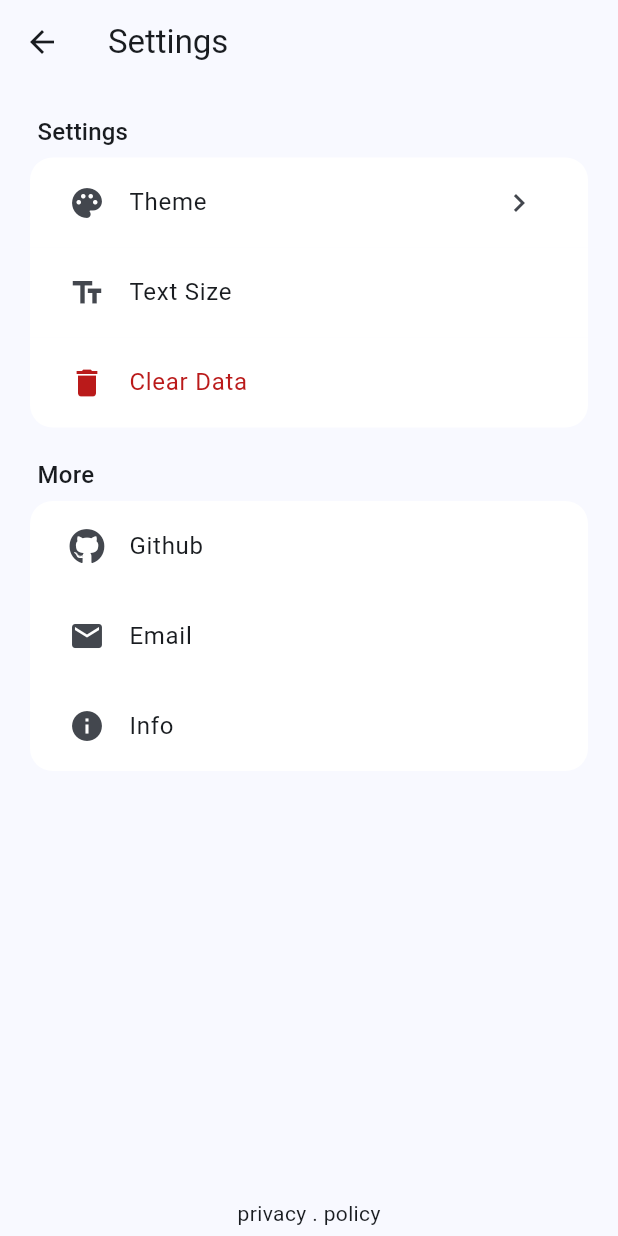
After one commit to BawiCeu16/task, a Flutter app: the screen it shows after launch, after a tap on the "settings" icon, on a phone screen of 412 x 824 dp. The commit adds this screen. Run offline on Flutter 3.47's test engine with Material 3 defaults, Android fonts, the phone set to English and light mode, and no system bars; our stand-ins replace font_awesome_flutter, shared_preferences.

Commit message:
add settings_page (8)

```diff
--- a/lib/main.dart
+++ b/lib/main.dart
@@ -29,7 +29,6 @@ class MyApp extends StatelessWidget {
         debugShowCheckedModeBanner: false,
         theme: ThemeData(
           colorScheme: ColorScheme.fromSeed(seedColor: Colors.blue),
-          splashFactory: NoSplash.splashFactory,
         ),
         home: HomePage(),
       ),
--- a/lib/pages/home_page.dart
+++ b/lib/pages/home_page.dart
@@ -1,5 +1,6 @@
 import 'package:flutter/material.dart';
 import 'package:provider/provider.dart';
+import 'package:task/pages/settings_page.dart';
 import 'package:task/util/task_provider.dart';
 
 class HomePage extends StatefulWidget {
@@ -30,10 +31,22 @@ class _HomePageState extends State<HomePage> {
   @override
   Widget build(BuildContext context) {
     return Scaffold(
-      backgroundColor: Theme.of(context).colorScheme.onPrimary,
       appBar: AppBar(
         title: Text("task"),
-        backgroundColor: Theme.of(context).colorScheme.onPrimary,
+        actions: [
+          IconButton(
+            tooltip: 'Setting',
+            onPressed: () {
+              Navigator.push(
+                context,
+
+                MaterialPageRoute(builder: (context) => SettingsPage()),
+              );
+            },
+            icon: Icon(Icons.settings),
+          ),
+          SizedBox(width: 5),
+        ],
       ),
       body: Consumer<TaskProvider>(
         builder: (context, taskModel, _) {
@@ -41,19 +54,29 @@ class _HomePageState extends State<HomePage> {
             return Center(child: Text("Add some Task!"));
           } else {
             return ListView.builder(
+              padding: EdgeInsets.only(
+                bottom:
+                    MediaQuery.of(context).size.height *
+                    0.1, // 10% of screen height
+              ),
               itemCount: taskModel.tasksList.length,
               physics: BouncingScrollPhysics(),
               itemBuilder: (context, index) {
                 final task = taskModel.tasksList[index];
                 return Container(
                   decoration: BoxDecoration(
-                    color: Theme.of(context).colorScheme.onInverseSurface,
                     borderRadius: BorderRadius.circular(10),
+                    color: Theme.of(context).colorScheme.onPrimary,
                   ),
                   margin: EdgeInsets.only(left: 20, top: 10, right: 20),
-                  height: 70,
+
                   alignment: Alignment.center,
-                  padding: EdgeInsets.only(left: 10),
+                  padding: EdgeInsets.only(
+                    left: 15,
+                    top: 10,
+                    right: 10,
+                    bottom: 10,
+                  ),
                   child: ListTile(
                     title: Text(
                       "${task.title}",
@@ -81,43 +104,9 @@ class _HomePageState extends State<HomePage> {
                                   maxHeight:
                                       MediaQuery.of(context).size.height * 0.7,
                                 ),
-                                child: RichText(
-                                  overflow: TextOverflow.clip,
-                                  text: TextSpan(
-                                    children: [
-                                      TextSpan(
-                                        text: 'Are you sure to delete: ',
-                                        style: TextStyle(
-                                          fontWeight: FontWeight.bold,
-                                          color:
-                                              Theme.of(
-                                                context,
-                                              ).colorScheme.scrim,
-                                        ),
-                                      ),
-                                      TextSpan(
-                                        text: '${task.title}',
-                                        style: TextStyle(
-                                          color:
-                                              Theme.of(
-                                                context,
-                                              ).colorScheme.onSurface,
-                                        ),
-                                      ),
-                                      TextSpan(
-                                        text:
-                                            task.isDone
-                                                ? ' (already completed)'
-                                                : '',
-                                        style: TextStyle(
-                                          color:
-                                              Theme.of(
-                                                context,
-                                              ).colorScheme.secondary,
-                                        ),
-                                      ),
-                                    ],
-                                  ),
+                                child: Text(
+                                  "Are you sure to delete: ${task.title} ${task.isDone ? "(already done)" : ''}",
+                                  style: Theme.of(context).textTheme.bodyLarge,
                                 ),
                               ),
                               actions: [
--- /dev/null
+++ b/lib/pages/settings_page.dart
@@ -0,0 +1,163 @@
+import 'package:flutter/material.dart';
+import 'package:font_awesome_flutter/font_awesome_flutter.dart';
+
+class SettingsPage extends StatelessWidget {
+  const SettingsPage({super.key});
+
+  @override
+  Widget build(BuildContext context) {
+    return Scaffold(
+      appBar: AppBar(title: Text("Settings")),
+      body: Column(
+        children: [
+          Expanded(
+            child: SizedBox(
+              child: Column(
+                crossAxisAlignment: CrossAxisAlignment.start,
+                children: [
+                  SizedBox(height: 20),
+                  Padding(
+                    padding: const EdgeInsets.symmetric(horizontal: 25),
+                    child: Text(
+                      "Settings",
+                      style: Theme.of(context).textTheme.titleMedium,
+                    ),
+                  ),
+                  SizedBox(height: 5),
+
+                  //Theme
+                  Container(
+                    padding: EdgeInsets.symmetric(horizontal: 10, vertical: 2),
+                    margin: EdgeInsets.symmetric(horizontal: 20),
+                    decoration: BoxDecoration(
+                      color: Theme.of(context).colorScheme.onPrimary,
+                      borderRadius: BorderRadius.only(
+                        topLeft: Radius.circular(15),
+                        topRight: Radius.circular(15),
+                      ),
+                    ),
+
+                    child: ListTile(
+                      title: Text("Theme"),
+                      leading: Icon(Icons.palette),
+                      trailing: Icon(Icons.chevron_right),
+                    ),
+                  ),
+
+                  //
+                  Container(
+                    padding: EdgeInsets.symmetric(horizontal: 10, vertical: 2),
+                    margin: EdgeInsets.symmetric(horizontal: 20),
+                    decoration: BoxDecoration(
+                      color: Theme.of(context).colorScheme.onPrimary,
+                      borderRadius: BorderRadius.only(
+                        // topLeft: Radius.circular(15),
+                        // topRight: Radius.circular(15),
+                      ),
+                    ),
+
+                    child: ListTile(
+                      title: Text("Text Size"),
+                      leading: Icon(Icons.text_fields),
+                    ),
+                  ),
+
+                  //
+                  Container(
+                    padding: EdgeInsets.symmetric(horizontal: 10, vertical: 2),
+                    margin: EdgeInsets.symmetric(horizontal: 20),
+                    decoration: BoxDecoration(
+                      color: Theme.of(context).colorScheme.onPrimary,
+                      borderRadius: BorderRadius.only(
+                        bottomLeft: Radius.circular(15),
+                        bottomRight: Radius.circular(15),
+                      ),
+                    ),
+
+                    child: ListTile(
+                      title: Text(
+                        "Clear Data",
+                        style: TextStyle(
+                          color: Theme.of(context).colorScheme.error,
+                        ),
+                      ),
+                      leading: Icon(
+                        Icons.delete,
+                        color: Theme.of(context).colorScheme.error,
+                      ),
+                    ),
+                  ),
+
+                  //links////////////////////////////////////////////////////////////////////////////////////
+                  SizedBox(height: 20),
+                  Padding(
+                    padding: const EdgeInsets.symmetric(horizontal: 25),
+                    child: Text(
+                      "More",
+                      style: Theme.of(context).textTheme.titleMedium,
+                    ),
+                  ),
+                  SizedBox(height: 5),
+
+                  //Github
+                  Container(
+                    padding: EdgeInsets.symmetric(horizontal: 10, vertical: 2),
+                    margin: EdgeInsets.symmetric(horizontal: 20),
+                    decoration: BoxDecoration(
+                      color: Theme.of(context).colorScheme.onPrimary,
+                      borderRadius: BorderRadius.only(
+                        topLeft: Radius.circular(15),
+                        topRight: Radius.circular(15),
+                      ),
+                    ),
+
+                    child: ListTile(
+                      title: Text("Github"),
+                      leading: Icon(FontAwesomeIcons.github),
+                    ),
+                  ),
+                  //Email
+                  Container(
+                    padding: EdgeInsets.symmetric(horizontal: 10, vertical: 2),
+                    margin: EdgeInsets.symmetric(horizontal: 20),
+                    decoration: BoxDecoration(
+                      color: Theme.of(context).colorScheme.onPrimary,
+                      borderRadius: BorderRadius.only(
+                        // topLeft: Radius.circular(15),
+                        // topRight: Radius.circular(15),
+                      ),
+                    ),
+
+                    child: ListTile(
+                      title: Text("Email"),
+                      leading: Icon(Icons.email),
+                    ),
+                  ),
+                  //Info
+                  Container(
+                    padding: EdgeInsets.symmetric(horizontal: 10, vertical: 2),
+                    margin: EdgeInsets.symmetric(horizontal: 20),
+                    decoration: BoxDecoration(
+                      color: Theme.of(context).colorScheme.onPrimary,
+                      borderRadius: BorderRadius.only(
+                        bottomLeft: Radius.circular(15),
+                        bottomRight: Radius.circular(15),
+                      ),
+                    ),
+
+                    child: ListTile(
+                      title: Text("Info"),
+                      leading: Icon(Icons.info),
+                    ),
+                  ),
+                ],
+              ),
+            ),
+          ),
+          InkWell(child: Text("privacy . policy"), onTap: () {}),
+          SizedBox(height: 5),
+        ],
+      ),
+    );
+  }
+}
--- a/pubspec.yaml
+++ b/pubspec.yaml
@@ -37,6 +37,10 @@ dependencies:
   shared_preferences: ^2.5.3
   provider: ^6.1.5
   change_app_package_name: ^1.5.0
+  adaptive_theme: ^3.7.0
+  use_widgets: ^0.4.0
+  url_launcher: ^6.3.1
+  font_awesome_flutter: ^10.8.0
 
 dev_dependencies:
   flutter_test:
```
Also changed, not shown: pubspec.lock, 5 other files.
